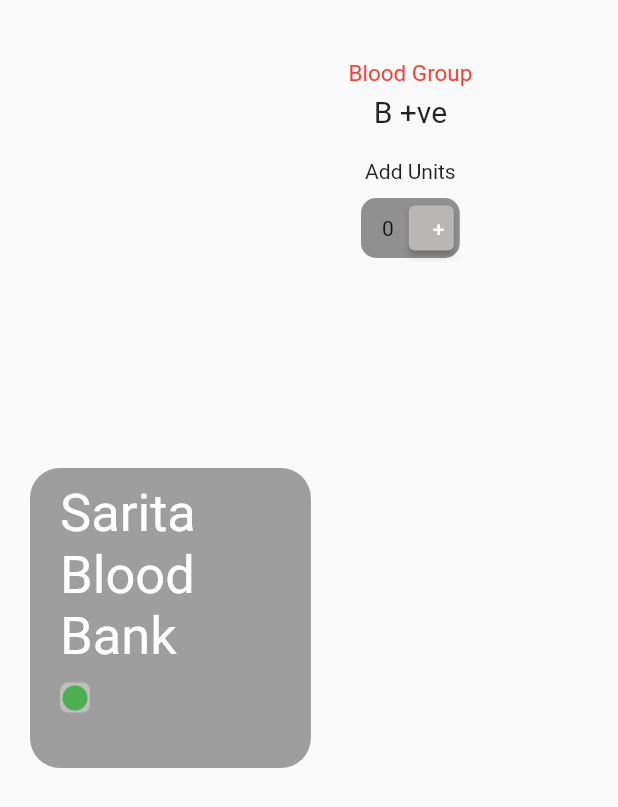
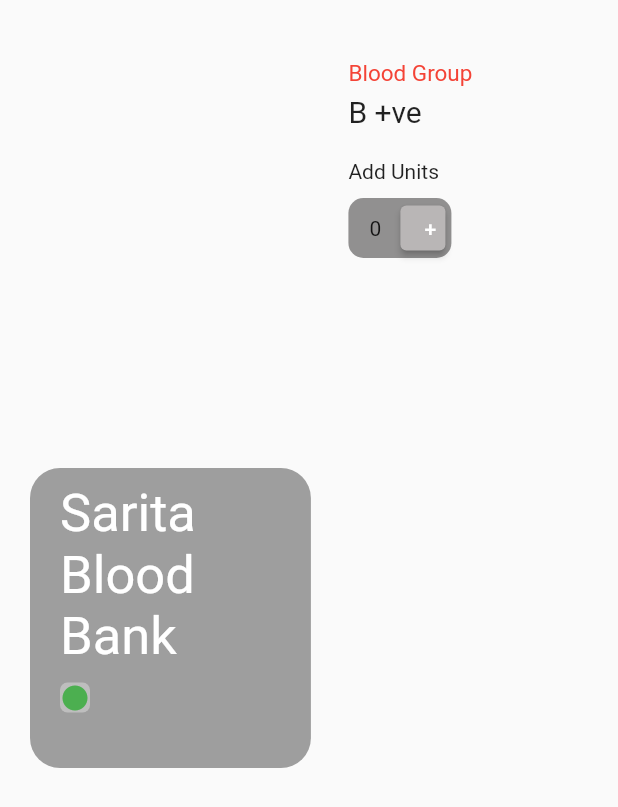
Before and after one commit to Mkdadwal/task2, a Flutter app: the InnerLayout widget shown alone on an empty page, opened directly, on a phone screen of 412 x 824 dp. Shown: the top 807 px of the screen. Run offline on Flutter 3.47's test engine with Material 2 defaults, Android fonts, the phone set to English and light mode, and no system bars; missing offline and left inert: dart:html, dart:js.

Commit message:
task3 done

```diff
--- a/lib/screens/task3.dart
+++ b/lib/screens/task3.dart
@@ -14,14 +14,9 @@ void main() {
   ));
 }
 
-class OuterContainer extends StatefulWidget {
+class OuterContainer extends StatelessWidget {
   // const OuterContainer({super.key});
 
-  @override
-  State<OuterContainer> createState() => _OuterContainerState();
-}
-
-class _OuterContainerState extends State<OuterContainer> {
   @override
   Widget build(BuildContext context) {
     return Container(
@@ -79,6 +74,7 @@ class InnerLayout extends StatelessWidget {
         margin: EdgeInsets.only(top: 40, left: 5),
         child: Column(
           mainAxisAlignment: MainAxisAlignment.start,
+          crossAxisAlignment: CrossAxisAlignment.start,
           children: [
             Container(
               margin: EdgeInsets.only(bottom: 5),
@@ -120,15 +116,17 @@ class MyCounterState extends State<MyCounter> {
   @override
   Widget build(BuildContext context) {
     return Column(
+      crossAxisAlignment: CrossAxisAlignment.start,
       children: [
         Container(
           padding: EdgeInsets.all(4),
           height: 40,
+          width: MediaQuery.of(context).size.width/6,
           decoration: BoxDecoration(
             borderRadius: BorderRadius.circular(10),
             color: Color.fromARGB(255, 145, 144, 144)
           ),
-          child: Row(mainAxisAlignment: MainAxisAlignment.start, children: [
+          child: Row(mainAxisAlignment: MainAxisAlignment.spaceBetween, children: [
             if(counter>0)SizedBox(
               height: 30,
               width: 30,
@@ -149,7 +147,7 @@ class MyCounterState extends State<MyCounter> {
           ]),
         ),
         if(counter==10)Container(
-          margin: EdgeInsets.only(top: 20),
+          margin: EdgeInsets.only(top: 10),
           child: Text("You have reached maximum unit limit",style: TextStyle(fontSize: 10),),
           decoration: BoxDecoration(
             color: Colors.red
```
